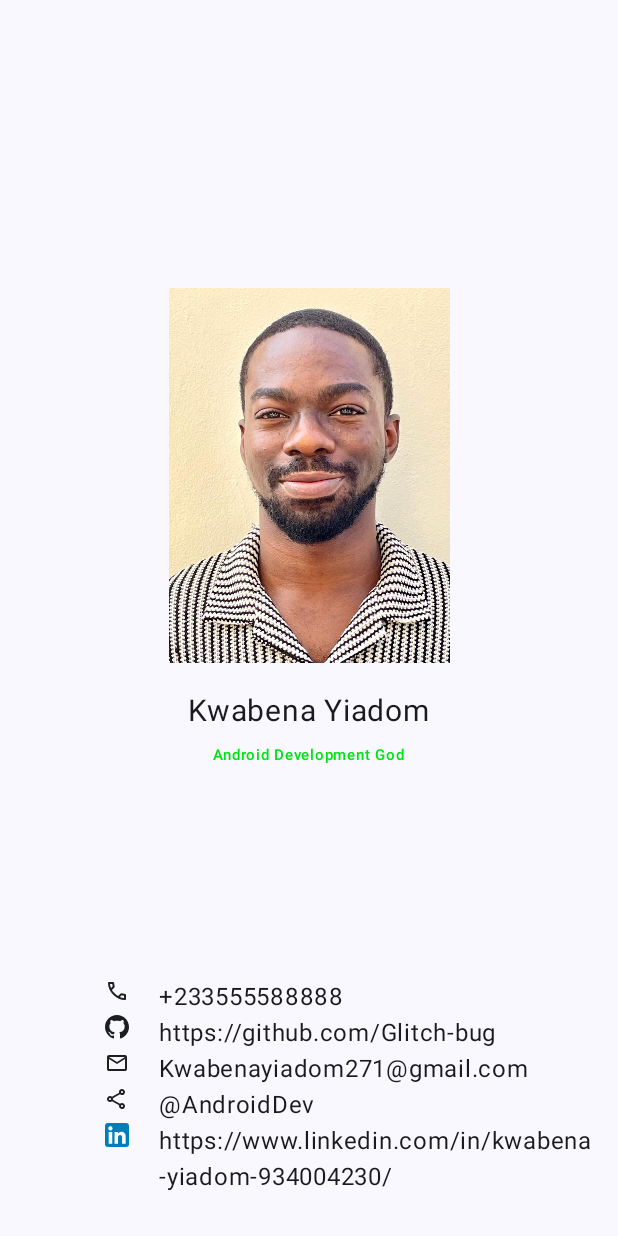
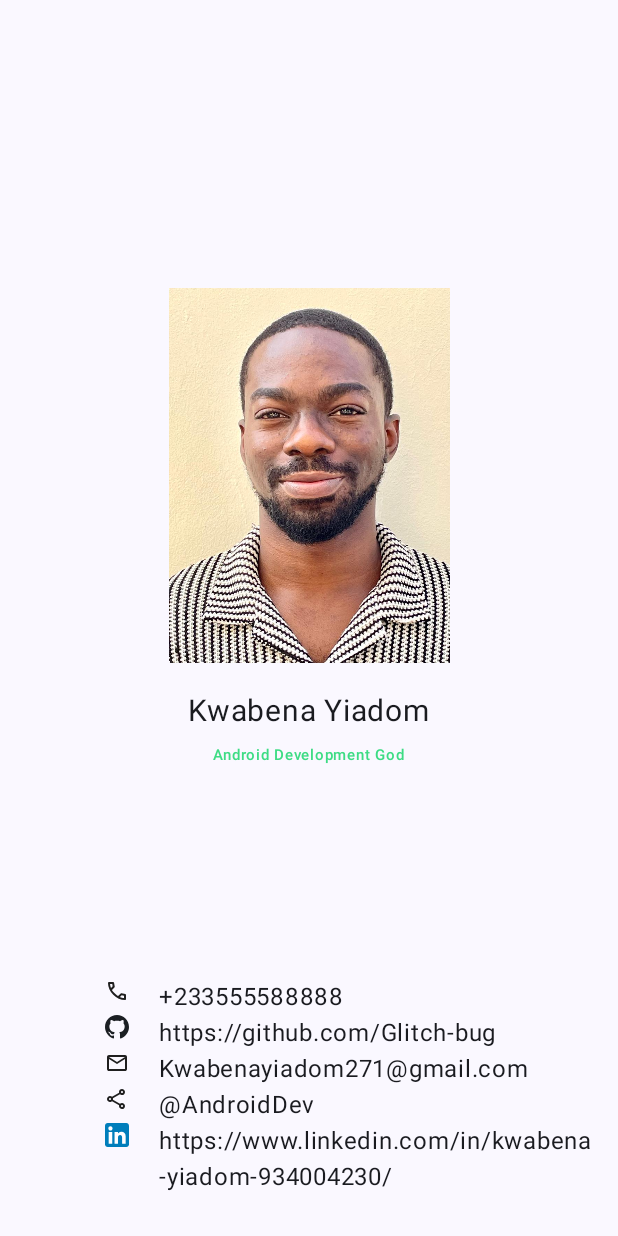
Before and after one commit to Glitch-bug/BusinessCard-Tutorial-Challenge-, an Android app built with Jetpack Compose: the screen it shows after launch (MainActivity), on a phone screen of 412 x 824 dp. Run offline under Robolectric (Android 15) with nearby library versions, the phone set to English and light mode, and no system bars.

Commit message:
clean up

```diff
--- a/app/src/main/java/com/example/businesscard/MainActivity.kt
+++ b/app/src/main/java/com/example/businesscard/MainActivity.kt
@@ -28,6 +28,7 @@ import androidx.compose.ui.Modifier
 import androidx.compose.ui.graphics.Color
 import androidx.compose.ui.layout.ContentScale
 import androidx.compose.ui.res.painterResource
+import androidx.compose.ui.res.stringResource
 import androidx.compose.ui.text.font.FontWeight
 import androidx.compose.ui.tooling.preview.Preview
 import androidx.compose.ui.unit.TextUnitType.Companion.Sp
@@ -95,12 +96,12 @@ fun Profile (modifier: Modifier = Modifier){
                 Modifier.size(250.dp)
 //                    .background(color = Color(0xFF001532))
             ){
-                Image(painter = painter, contentDescription = "Image of the developer", contentScale = ContentScale.Fit, modifier = Modifier.fillMaxSize())
+                Image(painter = painter, contentDescription = stringResource(R.string.main_image), contentScale = ContentScale.Fit, modifier = Modifier.fillMaxSize())
             }
             Spacer(Modifier.height( 20.dp))
-            Text("Kwabena Yiadom", fontSize = 20.sp, )
+            Text(stringResource(R.string.name), fontSize = 20.sp)
             Spacer(Modifier.height(5.dp))
-            Text("Android Development God", fontSize = 10.sp, fontWeight = FontWeight.SemiBold, color = Color(0xFF00E313))
+            Text(stringResource(R.string.android_title), fontSize = 10.sp, fontWeight = FontWeight.SemiBold, color = Color(0xFF3DDC84))
         }
     }
 }
@@ -122,13 +123,17 @@ fun Contacts (){
         modifier = Modifier.fillMaxWidth()
     ){
 
-        LineItem(id = R.drawable.phone_icon, logoDesc = "Phone", text = "+233555588888")
-        LineItem(id = R.drawable.octicons_mark_github, logoDesc = "Git Hub OctoCat", text = "https://github.com/Glitch-bug")
-        LineItem(id = R.drawable.mail_icon, logoDesc="Email", text="Kwabenayiadom271@gmail.com")
+        LineItem(id = R.drawable.phone_icon, logoDesc = "Phone", text = stringResource(R.string.number))
+        LineItem(id = R.drawable.octicons_mark_github, logoDesc = "Git Hub OctoCat", text = stringResource(
+            R.string.github_link
+        ))
+        LineItem(id = R.drawable.mail_icon, logoDesc="Email", text= stringResource(R.string.email))
         LineItem(id = R.drawable.share_icon, logoDesc = "Share", text = "@AndroidDev")
-        LineItem(id = R.drawable.linkedin_icon, logoDesc = "LinkedIn", text = "https://www.linkedin.com/in/kwabena-yiadom-934004230/", )
-
-
+        LineItem(
+            id = R.drawable.linkedin_icon,
+            logoDesc = "LinkedIn",
+            text = stringResource(R.string.linkedIn_profile)
+        )
     }
 }
 
@@ -137,7 +142,6 @@ fun Contacts (){
 fun LineItem(id: Int, logoDesc: String, text: String) {
 
     Row(
-//        horizontalArrangement = Arrangement.spacedBy(space = 30.dp)
     ) {
         Spacer(Modifier.width(70.dp))
         Icon(painter = painterResource(id,), contentDescription=logoDesc,  modifier = Modifier.size(size = 16.dp), tint = Color.Unspecified)
@@ -153,18 +157,3 @@ fun ContactsPreview(){
         Contacts()
     }
 }
-@Composable
-fun Greeting(name: String, modifier: Modifier = Modifier) {
-    Text(
-        text = "Hello $name!",
-        modifier = modifier
-    )
-}
-
-@Preview(showBackground = true)
-@Composable
-fun GreetingPreview() {
-    BusinessCardTheme {
-        Greeting("Android")
-    }
-}
--- a/app/src/main/res/values/strings.xml
+++ b/app/src/main/res/values/strings.xml
@@ -1,3 +1,10 @@
 <resources>
     <string name="app_name">Business Card</string>
+    <string name="android_title">Android Development God</string>
+    <string name="name">Kwabena Yiadom</string>
+    <string name="main_image">Image of the developer</string>
+    <string name="number">+233555588888</string>
+    <string name="github_link">https://github.com/Glitch-bug</string>
+    <string name="email">Kwabenayiadom271@gmail.com</string>
+    <string name="linkedIn_profile">https://www.linkedin.com/in/kwabena-yiadom-934004230/</string>
 </resources>
```
